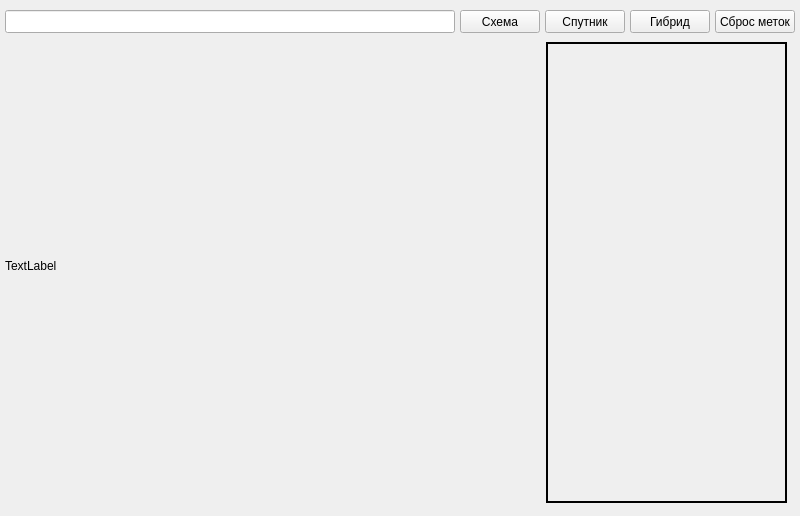
Before: the Qt Designer form dop_2/window.ui in EgorKaduba/API_MAP, drawn with Qt 5.
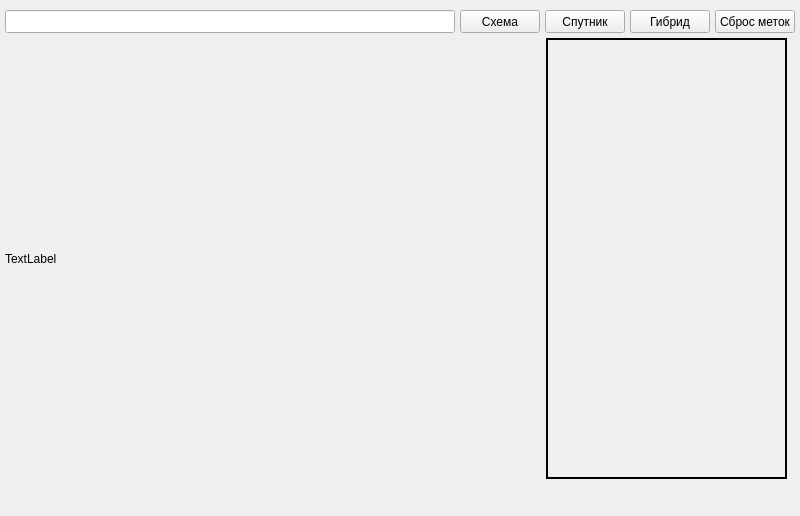
After: the same form once the commit is applied.

Commit message: number 8(dop)

Diff of the .ui file:
```diff
--- a/dop_2/window.ui
+++ b/dop_2/window.ui
@@ -80,9 +80,9 @@
     <property name="geometry">
      <rect>
       <x>5</x>
-      <y>30</y>
+      <y>38</y>
       <width>541</width>
-      <height>471</height>
+      <height>441</height>
      </rect>
     </property>
     <property name="text">
@@ -93,9 +93,9 @@
     <property name="geometry">
      <rect>
       <x>546</x>
-      <y>42</y>
+      <y>38</y>
       <width>241</width>
-      <height>461</height>
+      <height>441</height>
      </rect>
     </property>
     <property name="font">
```
The commit also changes 1 other file.
